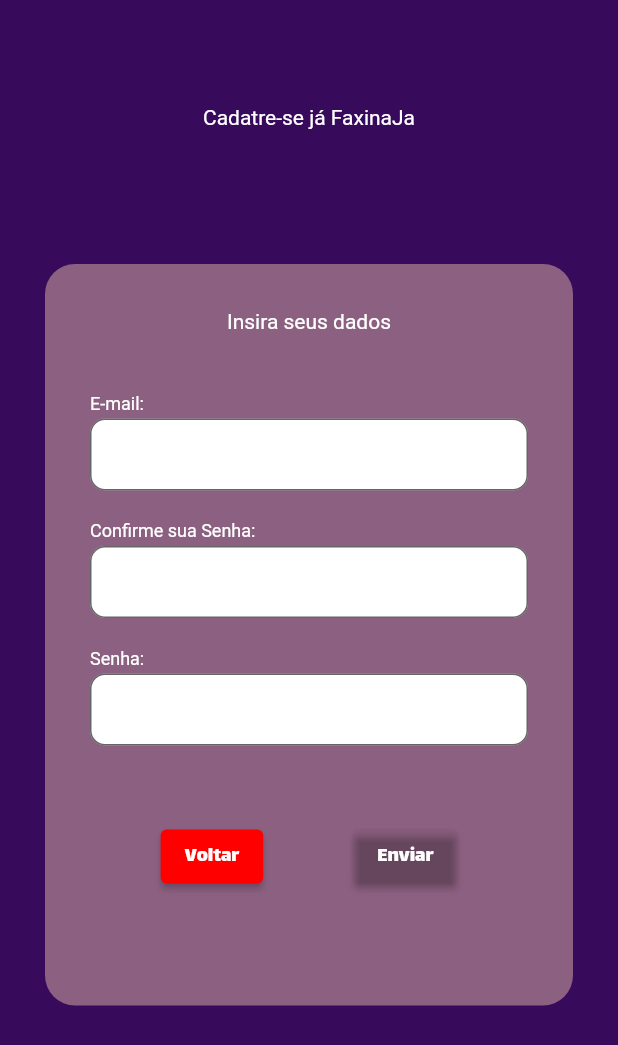
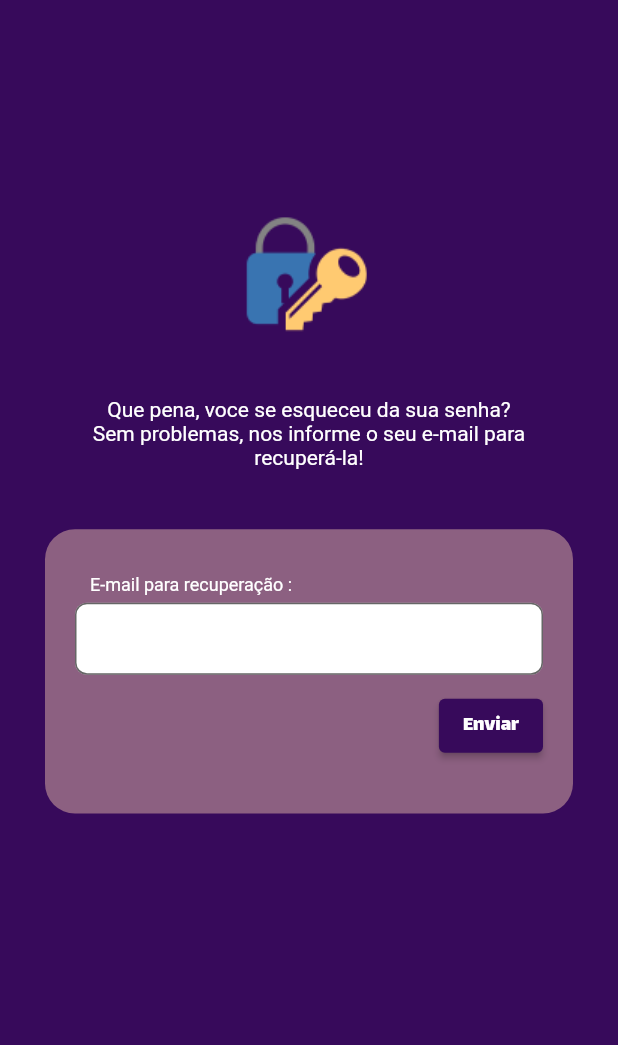
Before and after one commit to jlucaslopes/FaxinaJa, a Flutter app: the screen it shows after launch, after a tap on "Esqueceu sua senha?", on a phone screen of 412 x 824 dp. Shown: the top 1045 px of the screen. Run offline on Flutter 3.47's test engine with Material 2 defaults, Android fonts, the phone set to English and light mode, and no system bars.

Commit message:
adcionado tela forgetPass.dart e fontes

```diff
--- a/lib/main.dart
+++ b/lib/main.dart
@@ -13,6 +13,8 @@ class MyApp extends StatelessWidget {
         title: 'Flutter Demo',
         theme: ThemeData(
           primarySwatch: Colors.blue,
+          backgroundColor: Color.fromRGBO(55, 10, 91, 100),
+
         ),
         home: LoginPage());
   }
--- /dev/null
+++ b/lib/screens/login/forgetPass.dart
@@ -0,0 +1,145 @@
+import 'package:flutter/material.dart';
+
+class ForgetPassPage extends StatefulWidget {
+  const ForgetPassPage({Key? key}) : super(key: key);
+
+  @override
+  _ForgetPassPageState createState() => _ForgetPassPageState();
+}
+
+class _ForgetPassPageState extends State<ForgetPassPage> {
+  @override
+  Widget build(BuildContext context) {
+    var size = MediaQuery.of(context).size;
+    final _form = GlobalKey<FormState>();
+
+    Widget getForm() {
+      return Padding(
+        padding: const EdgeInsets.only(left: 50, right: 50, top: 20),
+        child: Form(
+          key: _form,
+          child: Column(
+            children: [
+              Padding(
+                padding: const EdgeInsets.only(top: 50, left: 10, bottom: 5),
+                child: Align(
+                  alignment: Alignment.centerLeft,
+                  child: Text(
+                    "E-mail para recuperação :",
+                    style: TextStyle(
+                      fontSize: 12,
+                      color: Colors.white,
+                      decoration: TextDecoration.none,
+                    ),
+                  ),
+                ),
+              ),
+              TextFormField(
+                keyboardType: TextInputType.emailAddress,
+                decoration: InputDecoration(
+                  contentPadding:
+                      new EdgeInsets.symmetric(vertical: 8.0, horizontal: 20.0),
+                  fillColor: Colors.white,
+                  filled: true,
+                  border: OutlineInputBorder(
+                    borderRadius: const BorderRadius.all(Radius.circular(8.0)),
+                  ),
+                ),
+              ),
+              SizedBox(height: 10),
+              Align(
+                alignment: Alignment.bottomRight,
+                child: ElevatedButton(
+                  style: ButtonStyle(
+                    backgroundColor: MaterialStateProperty.all<Color>(
+                        Color.fromRGBO(55, 10, 91, 100)),
+                  ),
+                  onPressed: () {
+                    Navigator.pop(context);
+                  },
+                  child: Text(
+                    "Enviar",
+                    style:
+                        TextStyle(fontFamily: "Lalezar", color: Colors.white),
+                  ),
+                ),
+              )
+            ],
+          ),
+        ),
+      );
+    }
+
+    Widget sendEmailBox() {
+      return Stack(
+        children: [
+          Padding(
+            padding: const EdgeInsets.only(left: 30, right: 30, top: 40),
+            child: Container(
+              width: size.width - 60,
+              height: size.height * 0.23,
+              decoration: BoxDecoration(
+                color: Color.fromRGBO(140, 96, 129, 100),
+                borderRadius: BorderRadius.circular(20),
+              ),
+            ),
+          ),
+          getForm()
+        ],
+      );
+    }
+
+    return Scaffold(
+      backgroundColor: Colors.transparent,
+      body: SingleChildScrollView(
+        child: Container(
+          height: size.height,
+          color: Color.fromRGBO(55, 10, 91, 100),
+          child: Column(
+            children: [
+              Padding(
+                padding: const EdgeInsets.only(top: 100),
+                child: Container(
+                  width: size.width - 60,
+                  height: size.height * 0.2,
+                  decoration: BoxDecoration(
+                      image: DecorationImage(
+                          image: AssetImage("assets/forgetPass.png"),
+                          fit: BoxFit.none),
+                      borderRadius: BorderRadius.circular(20)),
+                ),
+              ),
+              Center(
+                child: Column(
+                  children: [
+                    Text(
+                      "Que pena, voce se esqueceu da sua senha?",
+                      style: TextStyle(
+                        decoration: TextDecoration.none,
+                        fontSize: 14,
+                        color: Colors.white,
+                      ),
+                    ),
+                    Padding(
+                      padding: const EdgeInsets.only(right: 40, left: 40),
+                      child: Text(
+                        "Sem problemas, nos informe o seu e-mail para recuperá-la!",
+                        textAlign: TextAlign.center,
+                        style: TextStyle(
+                          decoration: TextDecoration.none,
+                          fontSize: 14,
+                          color: Colors.white,
+                        ),
+                      ),
+                    ),
+                  ],
+                ),
+              ),
+              sendEmailBox(),
+            ],
+          ),
+        ),
+      ),
+    );
+  }
+}
--- a/lib/screens/login/loginPage.dart
+++ b/lib/screens/login/loginPage.dart
@@ -1,3 +1,4 @@
+import 'package:faxina_ja_app/screens/login/forgetPass.dart';
 import 'package:flutter/material.dart';
 
 import 'cadastreJa.dart';
@@ -53,9 +54,11 @@ class _LoginPageState extends State<LoginPage> {
             decoration: BoxDecoration(
                 image: DecorationImage(
                   image: AssetImage("assets/back-logo.png"),
-                      fit: BoxFit.none),
+                  fit: BoxFit.none,
+                ),
                 borderRadius: BorderRadius.circular(20)),
-            )),
+          ),
+        ),
         Padding(
             padding: const EdgeInsets.only(left: 150, right: 30, top: 130),
             child: Container(
@@ -78,12 +81,23 @@ class _LoginPageState extends State<LoginPage> {
                 children: [
                   Text(
                     "Olá, bem vindo(a)",
-                    style: TextStyle(fontFamily: "Lalezar-Regular"),
+                    style: TextStyle(
+                        fontFamily: "Lexend-Deca",
+                        color: Color.fromRGBO(74, 30, 89, 1),
+                        fontStyle: FontStyle.normal,
+                        fontSize: 20,
+                        fontWeight: FontWeight.bold),
                   ),
                 ],
               ),
-              Text("ao FaxinaJá",
-                  style: TextStyle(fontFamily: "Lalezar-Regular")),
+              Align(
+                alignment: Alignment.center,
+                child: Text("ao FaxinaJá",
+                    style: TextStyle(
+                        fontFamily: "Lalezar",
+                        color: Colors.white,
+                        fontSize: 20)),
+              ),
             ],
           ),
         ),
@@ -124,7 +138,7 @@ class _LoginPageState extends State<LoginPage> {
               style: TextStyle(
                   color: Color.fromRGBO(109, 46, 139, 100),
                   fontSize: 25,
-                  fontFamily: "Lalezar-Regular"),
+                  fontFamily: 'Lalezar'),
             ),
             SizedBox(
               height: 20,
@@ -174,7 +188,7 @@ class _LoginPageState extends State<LoginPage> {
               onTap: () {
                 Navigator.push(
                   context,
-                  MaterialPageRoute(builder: (context) => CadastreJaScreen()),
+                  MaterialPageRoute(builder: (context) => ForgetPassPage()),
                 );
               },
               child: Padding(
--- a/pubspec.yaml
+++ b/pubspec.yaml
@@ -42,7 +42,7 @@ flutter:
       fonts:
         - asset: assets/fontes/Lalezar-Regular.ttf
           style: normal
-    - family: Lalezar
+    - family: LexendDeca-Regular
       fonts:
         - asset: assets/fontes/LexendDeca-Regular.ttf
           style: normal
```
Also changed, not shown: assets/forgetPass.png (added). Lines whose indentation alone changed are shown as unchanged.
